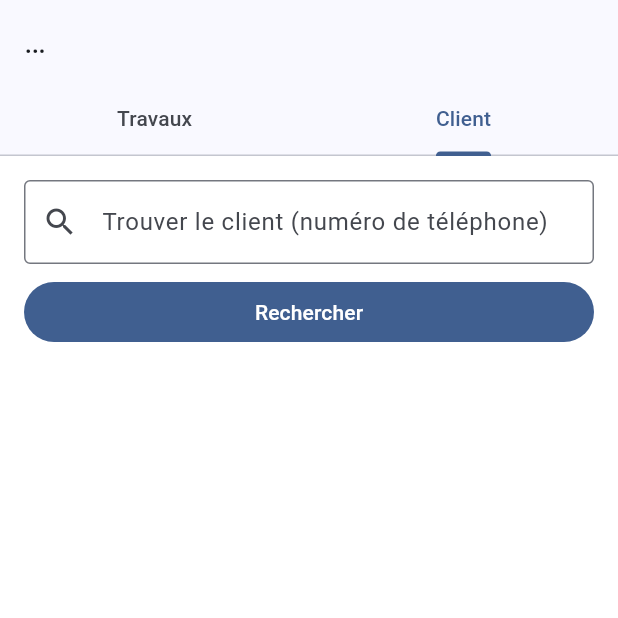
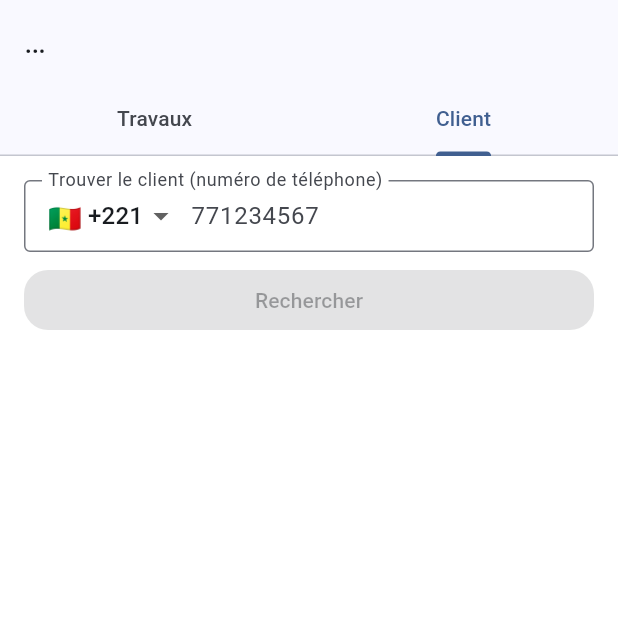
Before and after one commit to DMiyalu/auto_gimi_software, a Flutter app: the _PrestationDetailBody screen opened directly with empty values, tab 2 chosen, on a phone screen of 412 x 824 dp, the top half of it. Run offline on Flutter 3.47's test engine with Material 3 defaults, Android fonts, the phone set to English and light mode, and no system bars; our stand-ins replace cloud_firestore, cloud_functions, connectivity_plus, drift, firebase_auth, firebase_core and 4 more; accounts and stored records are empty; generated files the repository leaves out were written again.

Commit message:
add main screens

```diff
--- a/lib/core/theme/app_spacing.dart
+++ b/lib/core/theme/app_spacing.dart
@@ -9,10 +9,15 @@ abstract final class AppSpacing {
 }
 
 abstract final class AppRadius {
+  /// Rayon unique des boutons de l'app, aligné sur le floating action
+  /// button de l'écran d'accueil : toute forme de bouton doit s'y référer.
+  static const double button = 16;
   static const double card = 16;
   static const double chip = 100;
   static const double sheet = 24;
 
+  static const BorderRadius buttonRadius =
+      BorderRadius.all(Radius.circular(button));
   static const BorderRadius cardRadius =
       BorderRadius.all(Radius.circular(card));
   static const BorderRadius sheetRadius = BorderRadius.vertical(
--- a/lib/features/garage/presentation/widgets/prestation_client_tab.dart
+++ b/lib/features/garage/presentation/widgets/prestation_client_tab.dart
@@ -1,6 +1,8 @@
 import 'package:flutter/material.dart';
 import 'package:flutter_riverpod/flutter_riverpod.dart';
 
+import '../../../../core/auth/phone_auth_mapper.dart';
+import '../../../../core/presentation/widgets/phone_number_field.dart';
 import '../../../../core/sync/auto_sync_coordinator.dart';
 import '../../../../core/theme/app_spacing.dart';
 import '../../../clients/domain/entities/client_entity.dart';
@@ -149,22 +151,20 @@ class _ClientSearchSection extends ConsumerStatefulWidget {
 }
 
 class _ClientSearchSectionState extends ConsumerState<_ClientSearchSection> {
-  final _phoneController = TextEditingController();
   final _nameController = TextEditingController();
+  String _phone = '';
   bool _searched = false;
   bool _loading = false;
   ClientEntity? _found;
 
   @override
   void dispose() {
-    _phoneController.dispose();
     _nameController.dispose();
     super.dispose();
   }
 
   Future<void> _search() async {
-    final phone = _phoneController.text.trim();
-    if (phone.isEmpty) return;
+    if (!PhoneAuthMapper.isValidFullNumber(_phone)) return;
 
     setState(() {
       _loading = true;
@@ -173,7 +173,7 @@ class _ClientSearchSectionState extends ConsumerState<_ClientSearchSection> {
     });
 
     final client =
-        await ref.read(clientRepositoryProvider).findByPhone(phone);
+        await ref.read(clientRepositoryProvider).findByPhone(_phone);
 
     if (!mounted) return;
     setState(() {
@@ -202,7 +202,7 @@ class _ClientSearchSectionState extends ConsumerState<_ClientSearchSection> {
       final client = await ref.read(clientRepositoryProvider).createClient(
             establishmentId: establishment.id,
             name: name,
-            whatsappPhone: _phoneController.text,
+            whatsappPhone: _phone,
           );
       ref.read(autoSyncCoordinatorProvider).schedulePush();
       if (!mounted) return;
@@ -224,18 +224,17 @@ class _ClientSearchSectionState extends ConsumerState<_ClientSearchSection> {
       child: Column(
         crossAxisAlignment: CrossAxisAlignment.stretch,
         children: [
-          TextField(
-            controller: _phoneController,
-            keyboardType: TextInputType.phone,
-            decoration: const InputDecoration(
-              labelText: 'Trouver le client (numéro de téléphone)',
-              prefixIcon: Icon(Icons.search),
-            ),
-            onSubmitted: (_) => _search(),
+          PhoneNumberField(
+            labelText: 'Trouver le client (numéro de téléphone)',
+            enabled: !_loading,
+            onFullNumberChanged: (value) => setState(() => _phone = value),
           ),
           const SizedBox(height: AppSpacing.xs),
           FilledButton(
-            onPressed: _loading ? null : _search,
+            onPressed:
+                _loading || !PhoneAuthMapper.isValidFullNumber(_phone)
+                    ? null
+                    : _search,
             child: const Text('Rechercher'),
           ),
           const SizedBox(height: AppSpacing.md),
--- a/lib/features/primary_module/widgets/module_fab.dart
+++ b/lib/features/primary_module/widgets/module_fab.dart
@@ -18,6 +18,9 @@ class ModuleFab extends ConsumerWidget {
 
     return FloatingActionButton(
       backgroundColor: config.primaryColor,
+      shape: RoundedRectangleBorder(
+        borderRadius: BorderRadius.circular(AppRadius.button),
+      ),
       onPressed: () => _openActionsSheet(context, config),
       child: const Icon(Icons.add, color: Colors.white),
     );
```
Also changed, not shown: lib/core/theme/app_theme.dart (+30 -0 lines).
